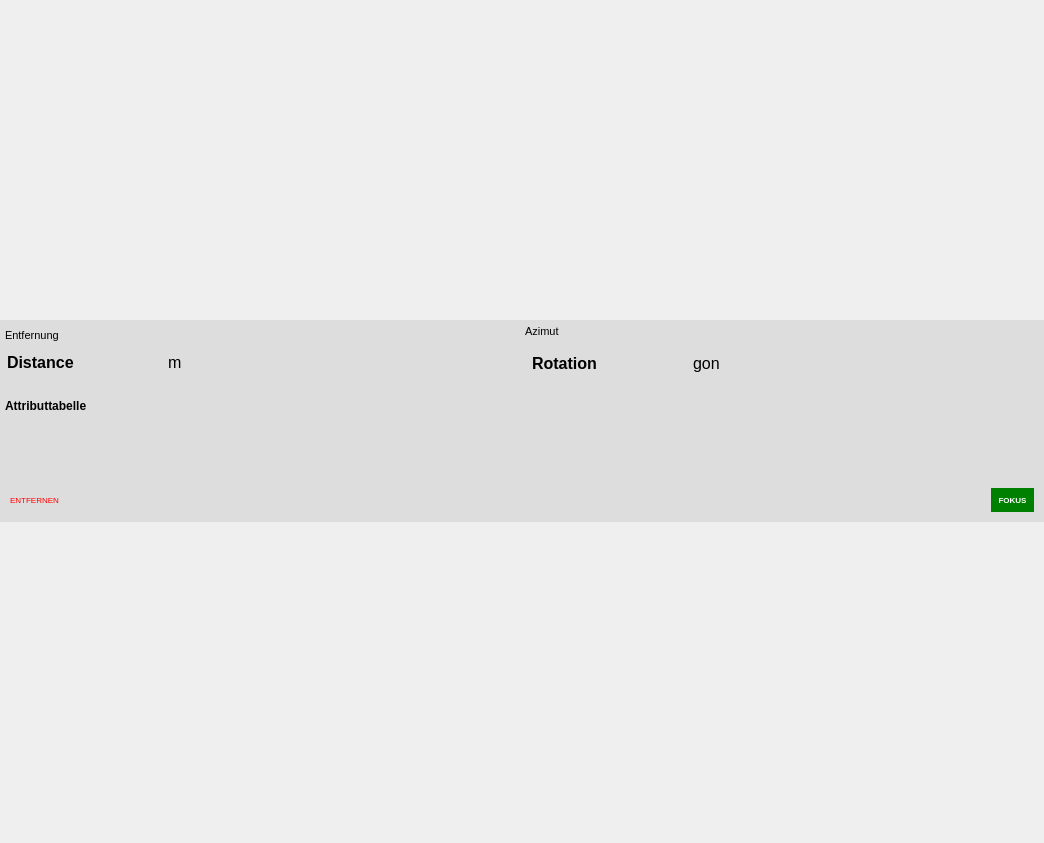
This is gnavs/gui/navigate/target.ui in b-lack/qgis-gnavs-plugin as Qt 5 draws it before an edit. The edited form follows.
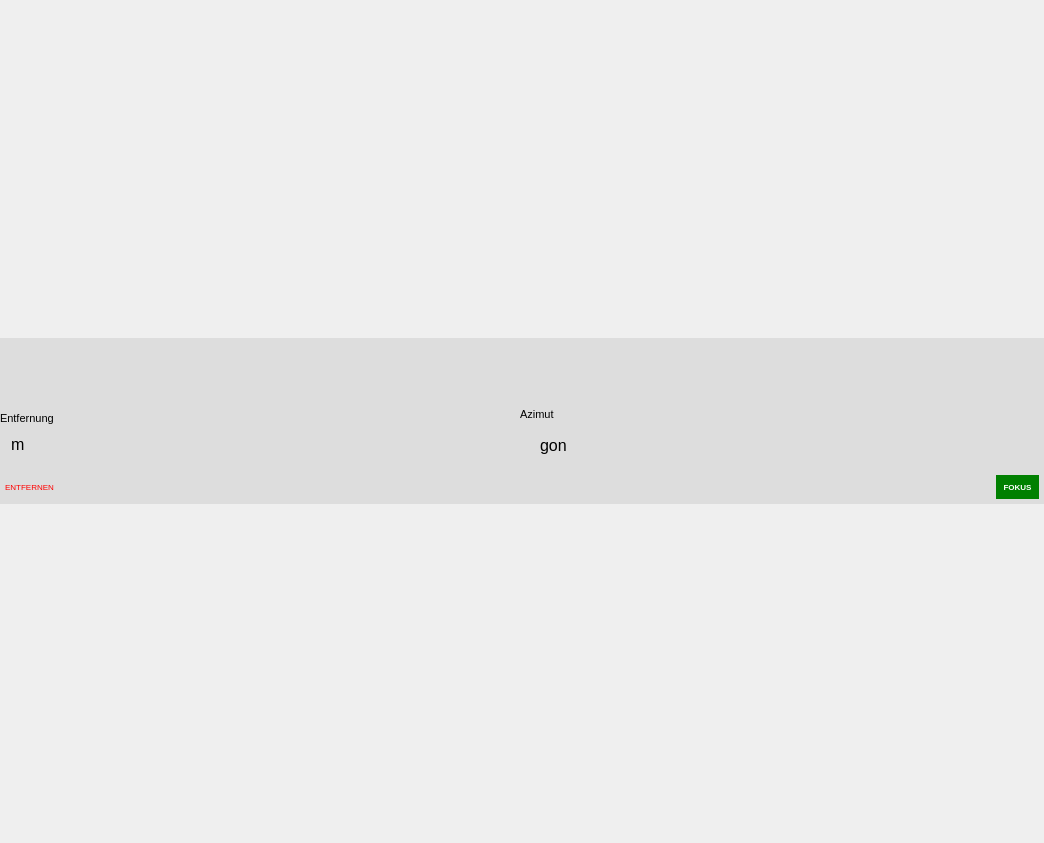
This is the edited form.

Patch:
```diff
--- a/gnavs/gui/navigate/target.ui
+++ b/gnavs/gui/navigate/target.ui
@@ -55,17 +55,71 @@
        <number>0</number>
       </property>
       <property name="leftMargin">
-       <number>5</number>
+       <number>0</number>
       </property>
       <property name="topMargin">
-       <number>5</number>
+       <number>0</number>
       </property>
       <property name="rightMargin">
-       <number>5</number>
+       <number>0</number>
       </property>
       <property name="bottomMargin">
-       <number>5</number>
+       <number>0</number>
       </property>
+      <item>
+       <layout class="QVBoxLayout" name="verticalLayout_5">
+        <property name="topMargin">
+         <number>0</number>
+        </property>
+        <item>
+         <widget class="QTableWidget" name="lfbAttributeTableWidget">
+          <property name="sizePolicy">
+           <sizepolicy hsizetype="Expanding" vsizetype="Minimum">
+            <horstretch>0</horstretch>
+            <verstretch>0</verstretch>
+           </sizepolicy>
+          </property>
+          <property name="minimumSize">
+           <size>
+            <width>0</width>
+            <height>60</height>
+           </size>
+          </property>
+          <property name="maximumSize">
+           <size>
+            <width>16777215</width>
+            <height>50</height>
+           </size>
+          </property>
+          <property name="styleSheet">
+           <string notr="true"/>
+          </property>
+          <property name="editTriggers">
+           <set>QAbstractItemView::NoEditTriggers</set>
+          </property>
+          <property name="tabKeyNavigation">
+           <bool>false</bool>
+          </property>
+          <property name="selectionMode">
+           <enum>QAbstractItemView::NoSelection</enum>
+          </property>
+          <property name="wordWrap">
+           <bool>false</bool>
+          </property>
+          <property name="cornerButtonEnabled">
+           <bool>false</bool>
+          </property>
+          <property name="rowCount">
+           <number>1</number>
+          </property>
+          <attribute name="verticalHeaderVisible">
+           <bool>false</bool>
+          </attribute>
+          <row/>
+         </widget>
+        </item>
+       </layout>
+      </item>
       <item>
        <widget class="QWidget" name="lfbTargetDetailsWidget" native="true">
         <property name="sizePolicy">
@@ -79,10 +133,10 @@
           <number>0</number>
          </property>
          <property name="topMargin">
-          <number>0</number>
+          <number>10</number>
          </property>
          <property name="rightMargin">
-          <number>0</number>
+          <number>10</number>
          </property>
          <property name="bottomMargin">
           <number>10</number>
@@ -122,39 +176,21 @@
               <number>0</number>
              </property>
              <item>
-              <widget class="QLineEdit" name="lfbDistanceEdit">
-               <property name="sizePolicy">
-                <sizepolicy hsizetype="Fixed" vsizetype="Fixed">
-                 <horstretch>0</horstretch>
-                 <verstretch>0</verstretch>
-                </sizepolicy>
-               </property>
+              <widget class="QLabel" name="lfbDistanceEdit">
                <property name="font">
                 <font>
                  <pointsize>12</pointsize>
-                 <weight>75</weight>
-                 <bold>true</bold>
                 </font>
                </property>
-               <property name="styleSheet">
-                <string notr="true">background-color:transparent;
-border:none;</string>
-               </property>
                <property name="text">
-                <string>Distance</string>
-               </property>
-               <property name="alignment">
-                <set>Qt::AlignLeading|Qt::AlignLeft|Qt::AlignVCenter</set>
-               </property>
-               <property name="readOnly">
-                <bool>true</bool>
+                <string> </string>
                </property>
               </widget>
              </item>
              <item>
               <widget class="QLabel" name="lfbDistanceUnit">
                <property name="sizePolicy">
-                <sizepolicy hsizetype="Expanding" vsizetype="Fixed">
+                <sizepolicy hsizetype="Fixed" vsizetype="Fixed">
                  <horstretch>0</horstretch>
                  <verstretch>0</verstretch>
                 </sizepolicy>
@@ -169,6 +205,19 @@
                </property>
               </widget>
              </item>
+             <item>
+              <spacer name="horizontalSpacer_2">
+               <property name="orientation">
+                <enum>Qt::Horizontal</enum>
+               </property>
+               <property name="sizeHint" stdset="0">
+                <size>
+                 <width>40</width>
+                 <height>10</height>
+                </size>
+               </property>
+              </spacer>
+             </item>
             </layout>
            </item>
           </layout>
@@ -209,32 +258,14 @@
                <number>5</number>
               </property>
               <item>
-               <widget class="QLineEdit" name="lfbBearingEdit">
-                <property name="sizePolicy">
-                 <sizepolicy hsizetype="Fixed" vsizetype="Fixed">
-                  <horstretch>0</horstretch>
-                  <verstretch>0</verstretch>
-                 </sizepolicy>
-                </property>
+               <widget class="QLabel" name="lfbBearingEdit">
                 <property name="font">
                  <font>
                   <pointsize>12</pointsize>
-                  <weight>75</weight>
-                  <bold>true</bold>
                  </font>
                 </property>
-                <property name="styleSheet">
-                 <string notr="true">background-color:transparent;
-border:none;</string>
-                </property>
                 <property name="text">
-                 <string>Rotation</string>
-                </property>
-                <property name="alignment">
-                 <set>Qt::AlignLeading|Qt::AlignLeft|Qt::AlignVCenter</set>
-                </property>
-                <property name="readOnly">
-                 <bool>true</bool>
+                 <string/>
                 </property>
                </widget>
               </item>
@@ -264,82 +295,6 @@
         </layout>
        </widget>
       </item>
-      <item>
-       <layout class="QVBoxLayout" name="verticalLayout_5">
-        <property name="topMargin">
-         <number>10</number>
-        </property>
-        <item>
-         <widget class="QLabel" name="label">
-          <property name="sizePolicy">
-           <sizepolicy hsizetype="Preferred" vsizetype="Fixed">
-            <horstretch>0</horstretch>
-            <verstretch>0</verstretch>
-           </sizepolicy>
-          </property>
-          <property name="font">
-           <font>
-            <weight>75</weight>
-            <bold>true</bold>
-           </font>
-          </property>
-          <property name="styleSheet">
-           <string notr="true"/>
-          </property>
-          <property name="text">
-           <string>Attributtabelle</string>
-          </property>
-         </widget>
-        </item>
-        <item>
-         <widget class="QTableWidget" name="lfbAttributeTableWidget">
-          <property name="sizePolicy">
-           <sizepolicy hsizetype="Expanding" vsizetype="Minimum">
-            <horstretch>0</horstretch>
-            <verstretch>0</verstretch>
-           </sizepolicy>
-          </property>
-          <property name="minimumSize">
-           <size>
-            <width>0</width>
-            <height>70</height>
-           </size>
-          </property>
-          <property name="maximumSize">
-           <size>
-            <width>16777215</width>
-            <height>50</height>
-           </size>
-          </property>
-          <property name="styleSheet">
-           <string notr="true"/>
-          </property>
-          <property name="editTriggers">
-           <set>QAbstractItemView::NoEditTriggers</set>
-          </property>
-          <property name="tabKeyNavigation">
-           <bool>false</bool>
-          </property>
-          <property name="selectionMode">
-           <enum>QAbstractItemView::NoSelection</enum>
-          </property>
-          <property name="wordWrap">
-           <bool>false</bool>
-          </property>
-          <property name="cornerButtonEnabled">
-           <bool>false</bool>
-          </property>
-          <property name="rowCount">
-           <number>1</number>
-          </property>
-          <attribute name="verticalHeaderVisible">
-           <bool>false</bool>
-          </attribute>
-          <row/>
-         </widget>
-        </item>
-       </layout>
-      </item>
       <item>
        <layout class="QHBoxLayout" name="horizontalLayout_3">
         <property name="leftMargin">
```
Left out of the diff: 3 changed lines with no effect on the pictures.
